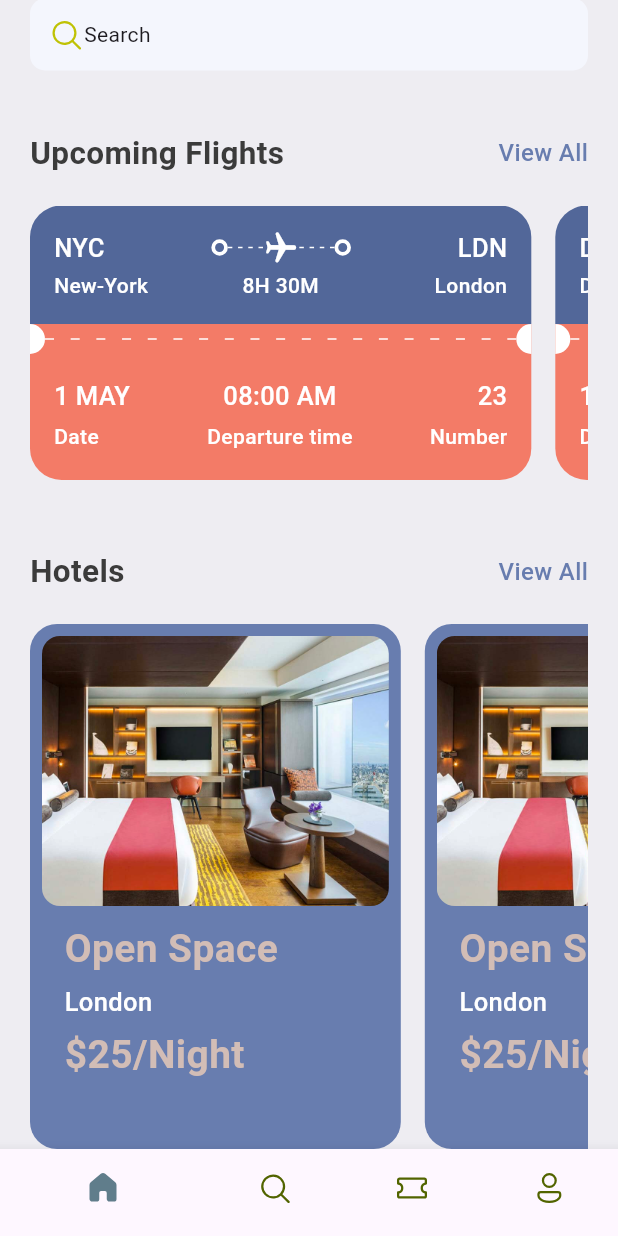
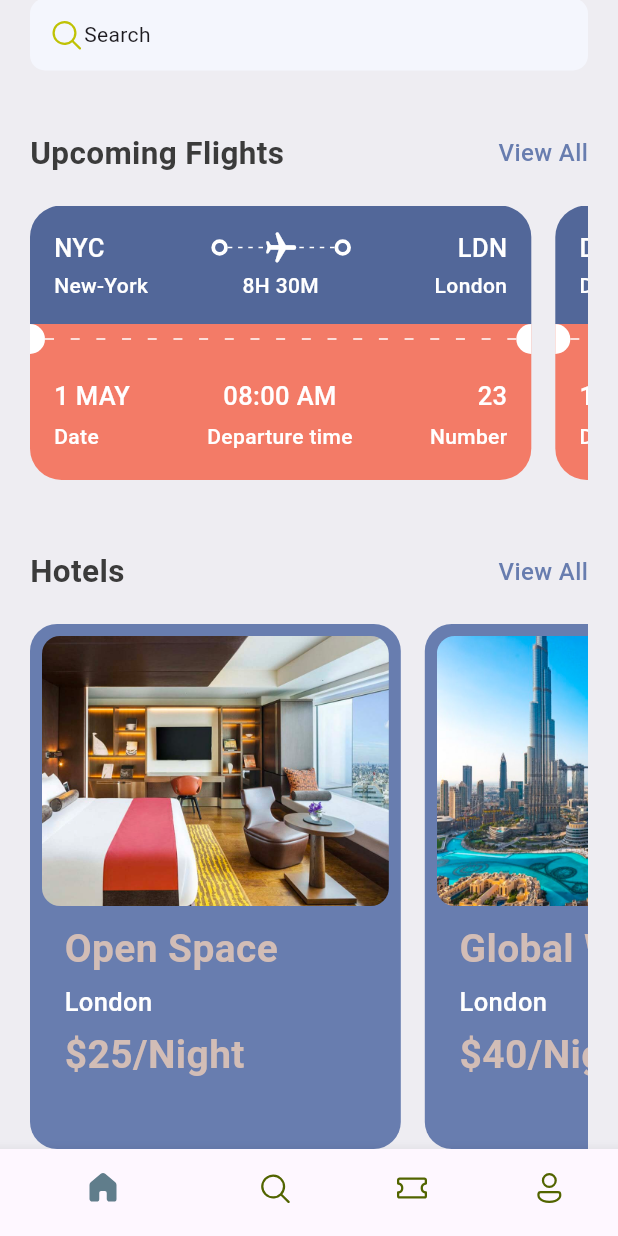
Before and after one commit to developerB1/ticket_app, a Flutter app: the screen it shows after launch, scrolled down 132 dp, on a phone screen of 412 x 824 dp. Run offline on Flutter 3.47's test engine with Material 3 defaults, Android fonts, the phone set to English and light mode, and no system bars; our stand-ins replace fluentui_icons.

Commit message:
modify home screen, hotel files

```diff
--- a/lib/screens/home_screen.dart
+++ b/lib/screens/home_screen.dart
@@ -88,14 +88,10 @@ class HomeScreen extends StatelessWidget {
                 SingleChildScrollView(
                   scrollDirection: Axis.horizontal,
                   child: Row(
-                    children: [
-                      Hotel(),
-                      Hotel(),
-                      Hotel(),
-                      Hotel(),
-                      Hotel(),
-                      Hotel(),
-                    ],
+                    children: hotelList
+                        .take(2)
+                        .map((singleHotel) => Hotel(hotel: singleHotel))
+                        .toList(),
                   ),
                 ),
               ],
--- a/lib/screens/widgets/hotel.dart
+++ b/lib/screens/widgets/hotel.dart
@@ -3,7 +3,8 @@ import 'package:ticket_app/core/res/media.dart';
 import 'package:ticket_app/core/res/styles/app_styles.dart';
 
 class Hotel extends StatelessWidget {
-  const Hotel({super.key});
+  final Map<String, dynamic> hotel;
+  const Hotel({super.key, required this.hotel});
 
   @override
   Widget build(BuildContext context) {
@@ -27,7 +28,7 @@ class Hotel extends StatelessWidget {
               borderRadius: BorderRadius.circular(12),
               image: DecorationImage(
                 fit: BoxFit.cover,
-                image: AssetImage(AppMedia.hotelRoom),
+                image: AssetImage("assets/images/${hotel['image']}"),
               ),
             ),
           ),
@@ -39,7 +40,7 @@ class Hotel extends StatelessWidget {
               left: 15,
             ),
             child: Text(
-              "Open Space",
+              hotel['place'],
               style:
                   AppStyles.headLineStyle1.copyWith(color: AppStyles.kakiColor),
             ),
@@ -52,7 +53,7 @@ class Hotel extends StatelessWidget {
               left: 15,
             ),
             child: Text(
-              "London",
+              hotel['destination'],
               style: AppStyles.headLineStyle3.copyWith(color: Colors.white),
             ),
           ),
@@ -64,7 +65,7 @@ class Hotel extends StatelessWidget {
               left: 15,
             ),
             child: Text(
-              "\$25/Night",
+              "\$${hotel['price']}/Night",
               style:
                   AppStyles.headLineStyle1.copyWith(color: AppStyles.kakiColor),
             ),
```
